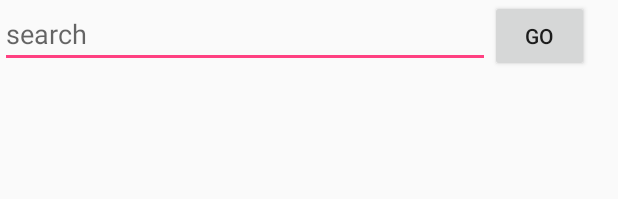
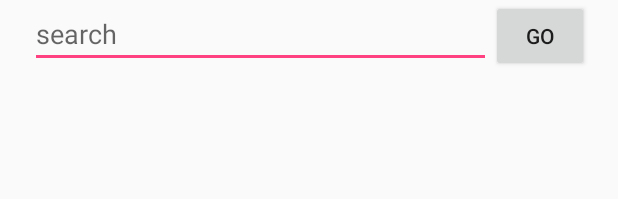
Before and after one commit to StephenWeber11/InClass05, an Android app: the layout activity_main.xml on its own in the app's theme, with its tools: preview values and no code run, on a phone screen of 412 x 824 dp. Shown: the top 199 px of the screen. Run offline under Robolectric (Android 15) with nearby library versions, the phone set to English and light mode, and no system bars.

Commit message:
Update to layout and strings.xml

```diff
--- a/app/src/main/res/layout/activity_main.xml
+++ b/app/src/main/res/layout/activity_main.xml
@@ -13,10 +13,11 @@
 
         <EditText
             android:id="@+id/editText_search"
-            android:layout_width="match_parent"
+            android:layout_width="397dp"
             android:layout_height="wrap_content"
             android:layout_weight="0.8"
-            android:hint="search" />
+            android:layout_marginLeft="20dp"
+            android:hint="@string/search_string" />
 
         <Button
             android:id="@+id/button_go"
@@ -26,7 +27,7 @@
             android:layout_marginRight="19dp"
             android:layout_weight="0.2"
             android:longClickable="true"
-            android:text="go" />
+            android:text="@string/go_string" />
     </LinearLayout>
 
     <LinearLayout
@@ -40,7 +41,8 @@
             android:layout_width="match_parent"
             android:layout_height="0dp"
             android:layout_marginTop="10dp"
-            android:layout_weight="0.8" />
+            android:layout_weight="0.8"
+            android:contentDescription="@string/photo_content_desc" />
 
         <LinearLayout
             android:layout_width="match_parent"
@@ -52,6 +54,7 @@
                 android:id="@+id/prev"
                 android:layout_width="wrap_content"
                 android:layout_height="wrap_content"
+                android:contentDescription="@string/photo_left_arrow"
                 android:src="@mipmap/ic_launcher_prev" />
 
             <ImageButton
@@ -59,6 +62,7 @@
                 android:layout_width="wrap_content"
                 android:layout_height="wrap_content"
                 android:layout_marginLeft="200dp"
+                android:contentDescription="@string/photo_right_arrow"
                 android:src="@mipmap/ic_launcher_next" />
 
         </LinearLayout>
--- a/app/src/main/res/values/strings.xml
+++ b/app/src/main/res/values/strings.xml
@@ -1,3 +1,9 @@
 <resources>
     <string name="app_name">InClass05</string>
+    <string name="search_string">search</string>
+    <string name="go_string">go</string>
+    <string name="photo" />
+    <string name="photo_content_desc">Photo retrieved from API</string>
+    <string name="photo_left_arrow">Previous Arrow</string>
+    <string name="photo_right_arrow">Next Arrow</string>
 </resources>
```
